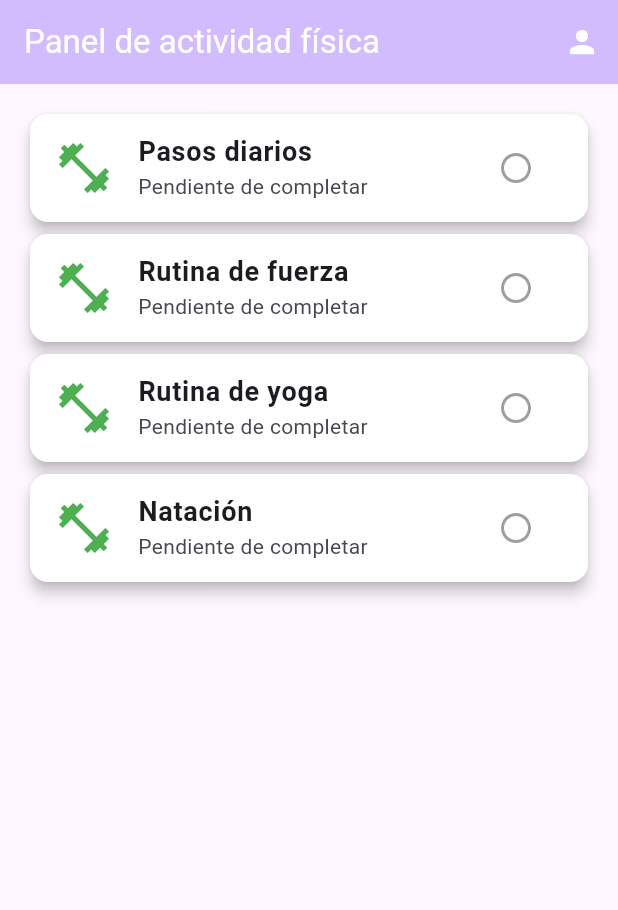
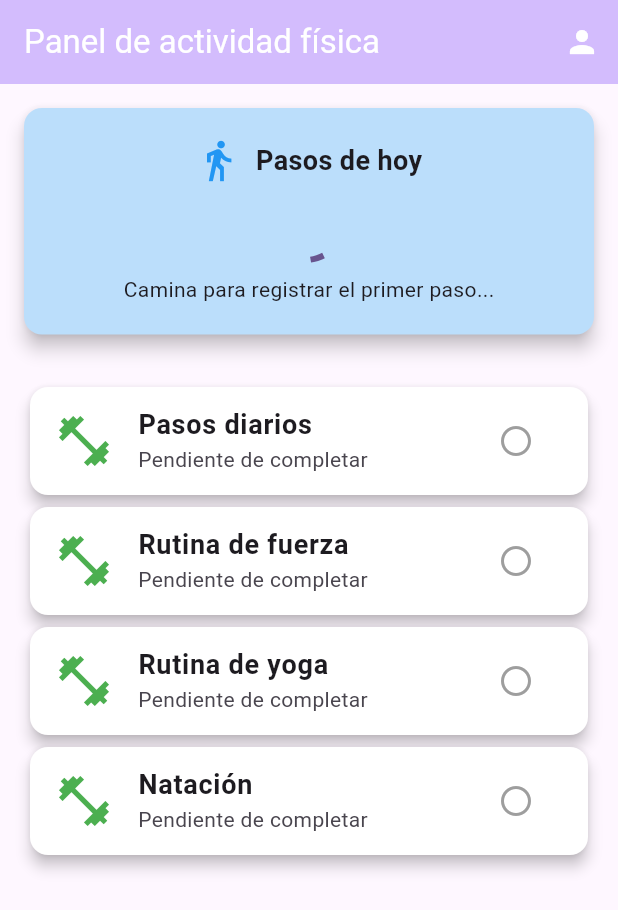
Before and after one commit to Karly127/Examen1_DesarrolloMovil, a Flutter app: the screen it shows after launch, on a phone screen of 412 x 824 dp. Shown: the top 910 px of the screen. Run offline on Flutter 3.47's test engine with Material 3 defaults, Android fonts, the phone set to English and light mode, and no system bars; our stand-ins replace pedometer, permission_handler.

Commit message:
Ejercicio de contador de pasos karly

```diff
--- a/lib/features/details/screens/perfil_screen.dart
+++ b/lib/features/details/screens/perfil_screen.dart
@@ -69,7 +69,6 @@ class ProfileScreen extends StatelessWidget {
                     ),
                   ),
                 ),
-                //const SizedBox(width: 10),
                 // aqui es la segunda tarjeta
                 Expanded(
                   child: Card(
--- a/lib/features/home/screens/home_screen.dart
+++ b/lib/features/home/screens/home_screen.dart
@@ -2,6 +2,7 @@ import 'package:flutter/material.dart';
 import 'package:flutter_application_1_emulador/features/details/screens/perfil_screen.dart';
 import 'package:flutter_application_1_emulador/features/home/models/activity.dart';
 import 'package:flutter_application_1_emulador/features/home/widgets/interactive_activity_card.dart';
+import 'package:flutter_application_1_emulador/features/home/widgets/step_counter_card.dart';
 
 
 class MyHomePage extends StatefulWidget {
@@ -44,6 +45,12 @@ class _MyHomePageState extends State<MyHomePage> {
       ),
       body: Padding(
         padding: EdgeInsets.all(16.0),
+        child: Column(
+          crossAxisAlignment: CrossAxisAlignment.start,
+          children: [
+            StepCounterCard(),
+            SizedBox(height: 16.0),
+            Expanded(
               child: ListView.builder(
                 itemCount: activityList.length,
                 itemBuilder: (context, index) {
@@ -52,38 +59,9 @@ class _MyHomePageState extends State<MyHomePage> {
                     activity: currentActivity,
                   );
                 },
-         /*Column(children: [
-          Text('Resumen de hoy', style: TextStyle(fontSize: 24, fontWeight: FontWeight.bold),),
-          //SizedBox(height: 16.0),
-          ActivityCard(
-            title: 'Pasos diarios',
-            subtitle: 'Caminata diaria',
-            icon: Icons.directions_walk, trailingText: '5,000',
-            iconColor: Colors.blue
               ),
-          ActivityCard(
-            title: 'Rutina de fuerza',
-            subtitle: 'Tren superior / pesas',
-            icon: Icons.fitness_center, trailingText: 'Hecho',
-            iconColor: Colors.blue
             ),
-          ActivityCard(
-            title: 'Rutina de yoga',
-            subtitle: 'Flexibilidad / meditación',
-            icon: Icons.local_florist, trailingText: 'Hecho',
-            iconColor: Colors.blue
-          ),
-          ActivityCard(
-            title: 'Natación',
-            subtitle: 'Estilo libre',
-            icon: Icons.pool, trailingText: '60 metros',
-            iconColor: Colors.blue
-          ),
-          InteractiveActivityCard(title: 'Pasos diarios',),
-          InteractiveActivityCard(title: 'Pesas',),
-          InteractiveActivityCard(title: 'Yoga',),
-          InteractiveActivityCard(title: 'Natación',),
-        ],*/
+          ],
         ),
       ),
     );
--- /dev/null
+++ b/lib/features/home/widgets/step_counter_card.dart
@@ -0,0 +1,97 @@
+import 'package:flutter/material.dart';
+import 'package:permission_handler/permission_handler.dart';
+import 'package:pedometer/pedometer.dart';
+
+class StepCounterCard extends StatefulWidget {
+  const StepCounterCard({super.key});
+
+  @override
+  State<StepCounterCard> createState() => _StepCounterCardState();
+}
+
+class _StepCounterCardState extends State<StepCounterCard> {
+  late Stream<StepCount> _stepCountStream;
+  bool _permisonConcedido = false;
+
+  @override
+  void initState() {
+    super.initState();
+    _verificarPermisoInicial();
+  }
+
+  // Verifica el permiso automáticamente al cargar la pantalla
+  Future<void> _verificarPermisoInicial() async {
+    if (await Permission.activityRecognition.isGranted) {
+      _activarPodometro();
+    }
+  }
+
+  Future<void> _solicitarPermiso() async {
+    PermissionStatus status = await Permission.activityRecognition.request();
+    if (status.isGranted) {
+      _activarPodometro();
+    } else if (status.isPermanentlyDenied) {
+      openAppSettings(); // Abre los ajustes si el usuario denegó permanentemente
+    }
+  }
+
+  void _activarPodometro() {
+    setState(() {
+      _permisonConcedido = true;
+      _stepCountStream = Pedometer.stepCountStream;
+    });
+  }
+
+  @override
+  Widget build(BuildContext context) {
+    return Card(
+      color: Colors.blue.shade100,
+      elevation: 5.0,
+      margin: EdgeInsets.only(bottom: 15.0),
+      child: Padding(
+        padding: EdgeInsets.all(20.0),
+        child: Column(
+          children: [
+            Row(
+              mainAxisAlignment: MainAxisAlignment.center,
+              children: [
+                Icon(Icons.directions_walk, color: Colors.blue, size: 30.0),
+                SizedBox(width: 10.0),
+                Text('Pasos de hoy', style: TextStyle(fontSize: 18, fontWeight: FontWeight.bold)),
+              ],
+            ),
+            SizedBox(height: 15.0),
+            if(_permisonConcedido)
+              StreamBuilder<StepCount>(
+                stream: _stepCountStream,
+                builder: (context, snapshot) {
+                  if (snapshot.hasData) {
+                    return Text(
+                      'Pasos: ${snapshot.data!.steps}',
+                      style: TextStyle(fontSize: 24, fontWeight: FontWeight.bold),
+                    );
+                  } else if (snapshot.hasError) {
+                    return Text('Error al leer el sensor');
+                  } else {
+                    // Se mostrará hasta que des el primer paso físico
+                    return Column(
+                      children: [
+                        CircularProgressIndicator(),
+                        SizedBox(height: 10),
+                        Text('Camina para registrar el primer paso...'),
+                      ],
+                    );
+                  }
+                },
+              )
+            else
+              ElevatedButton(
+                onPressed: _solicitarPermiso,
+                child: Text('Solicitar permiso para contar pasos'),
+              ),
+          ],
+        ),
+      ),
+    );
+  }
+}
--- a/pubspec.yaml
+++ b/pubspec.yaml
@@ -27,6 +27,7 @@ environment:
 # dependencies can be manually updated by changing the version numbers below to
 # the latest version available on pub.dev. To see which dependencies have newer
 # versions available, run `flutter pub outdated`.
+
 dependencies:
   flutter:
     sdk: flutter
@@ -34,6 +35,8 @@ dependencies:
   # The following adds the Cupertino Icons font to your application.
   # Use with the CupertinoIcons class for iOS style icons.
   cupertino_icons: ^1.0.8
+  permission_handler: ^11.3.1
+  pedometer: ^4.0.1
 
 dev_dependencies:
   flutter_test:
--- a/uso_ia.txt
+++ b/uso_ia.txt
@@ -0,0 +1,5 @@
+Utilicé gemini
+Empecé investigando que era la propiedad actions del appBar y es una propiedad que recibe una lista de widgets, en esta parte me ayudé de la ia para ver como se agrega la función de actions
+Sinceramente, busqué como implementar casi todo, desde como poner el circulo donde vendría estando la imagen del perfil que no alcancé a poner, la linea divisora.
+Los iconos que usé ya les había cambiado el color antes en clases pasadas, entonces eso solo lo implementé como normalmente lo haría
+Las tarjetas también las tuve que investigar al igual que como usar los rows, yo creía que era para poner las tarjetas como una lista, una seguida de la otra pero me di cuenta de que con la función mainAxisAlignment: MainAxisAlignment.spaceEvenly, las dos quedan en un mismo renglón por asi decirlo
```
Also changed, not shown: pubspec.lock, 3 other files. Lines whose indentation alone changed are shown as unchanged.
